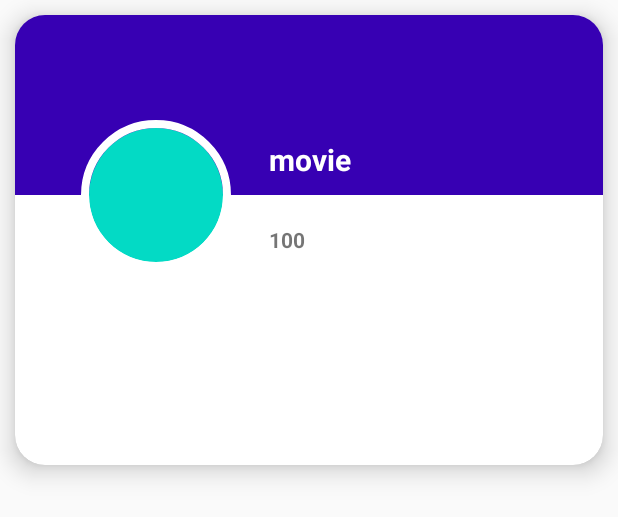
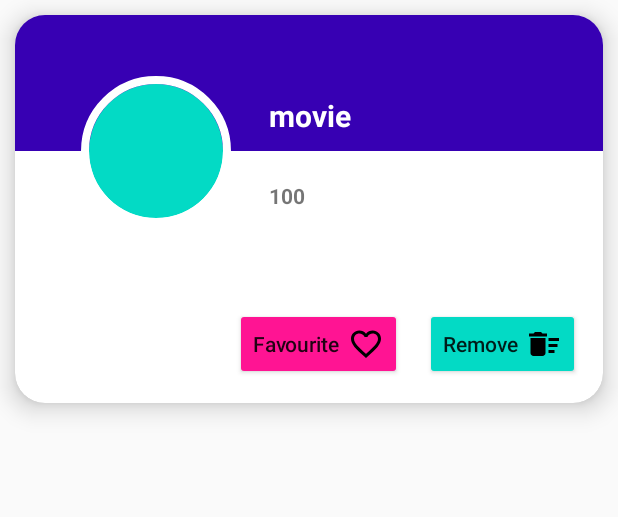
Before and after one commit to nourallah-haggag/MoviesApp, an Android app: the layout item_movie.xml on its own in the app's theme, with its tools: preview values and no code run, on a phone screen of 412 x 824 dp. Shown: the top 517 px of the screen. Run offline under Robolectric (Android 15) with nearby library versions, the phone set to English and light mode, and no system bars.

```diff
--- /dev/null
+++ b/app/src/main/res/drawable/ic_delete_sweep_black_24dp.xml
@@ -0,0 +1,9 @@
+<vector xmlns:android="http://schemas.android.com/apk/res/android"
+        android:width="24dp"
+        android:height="24dp"
+        android:viewportWidth="24.0"
+        android:viewportHeight="24.0">
+    <path
+        android:fillColor="#FF000000"
+        android:pathData="M15,16h4v2h-4zM15,8h7v2h-7zM15,12h6v2h-6zM3,18c0,1.1 0.9,2 2,2h6c1.1,0 2,-0.9 2,-2L13,8L3,8v10zM14,5h-3l-1,-1L6,4L5,5L2,5v2h12z"/>
+</vector>
--- /dev/null
+++ b/app/src/main/res/drawable/ic_favorite_border_black_24dp.xml
@@ -0,0 +1,9 @@
+<vector xmlns:android="http://schemas.android.com/apk/res/android"
+        android:width="24dp"
+        android:height="24dp"
+        android:viewportWidth="24.0"
+        android:viewportHeight="24.0">
+    <path
+        android:fillColor="#FF000000"
+        android:pathData="M16.5,3c-1.74,0 -3.41,0.81 -4.5,2.09C10.91,3.81 9.24,3 7.5,3 4.42,3 2,5.42 2,8.5c0,3.78 3.4,6.86 8.55,11.54L12,21.35l1.45,-1.32C18.6,15.36 22,12.28 22,8.5 22,5.42 19.58,3 16.5,3zM12.1,18.55l-0.1,0.1 -0.1,-0.1C7.14,14.24 4,11.39 4,8.5 4,6.5 5.5,5 7.5,5c1.54,0 3.04,0.99 3.57,2.36h1.87C13.46,5.99 14.96,5 16.5,5c2,0 3.5,1.5 3.5,3.5 0,2.89 -3.14,5.74 -7.9,10.05z"/>
+</vector>
--- a/app/src/main/res/layout/item_movie.xml
+++ b/app/src/main/res/layout/item_movie.xml
@@ -3,21 +3,21 @@
     xmlns:app="http://schemas.android.com/apk/res-auto"
     xmlns:tools="http://schemas.android.com/tools"
     android:layout_width="match_parent"
-    android:layout_height="300dp"
+    android:layout_height="wrap_content"
     android:layout_margin="10dp"
     app:cardCornerRadius="20dp"
     app:cardElevation="10dp">
 
     <androidx.constraintlayout.widget.ConstraintLayout
         android:layout_width="match_parent"
-        android:layout_height="match_parent">
+        android:layout_height="wrap_content">
 
         <View
             android:id="@+id/v_bg"
             android:layout_width="match_parent"
             android:layout_height="0dp"
             android:background="@color/colorPrimaryDark"
-            app:layout_constraintHeight_percent="0.4"
+            app:layout_constraintHeight_percent="0.35"
             app:layout_constraintTop_toTopOf="parent" />
 
         <de.hdodenhof.circleimageview.CircleImageView
@@ -43,9 +43,9 @@
             android:ellipsize="end"
             android:gravity="start"
             android:padding="10dp"
+            android:singleLine="true"
             android:textColor="#ffffff"
             android:textSize="20sp"
-            android:singleLine="true"
             android:textStyle="bold"
             app:layout_constraintBottom_toBottomOf="@id/v_bg"
             app:layout_constraintEnd_toEndOf="parent"
@@ -67,17 +67,48 @@
         <TextView
             android:id="@+id/tv_overview"
             android:layout_width="0dp"
-            android:layout_height="0dp"
+            android:layout_height="wrap_content"
             android:layout_margin="20dp"
             android:ellipsize="end"
+            android:gravity="start"
+            android:maxLines="5"
             android:singleLine="false"
-            android:maxLines="5"
-            android:gravity="start"
             android:textColor="#000000"
-            app:layout_constraintBottom_toBottomOf="parent"
             app:layout_constraintEnd_toEndOf="parent"
             app:layout_constraintStart_toStartOf="parent"
             app:layout_constraintTop_toBottomOf="@id/iv_movie_icon" />
+
+        <Button
+            android:id="@+id/btn_remove"
+            android:layout_width="wrap_content"
+            android:layout_height="wrap_content"
+            android:layout_margin="15dp"
+            android:backgroundTint="@color/colorAccent"
+            android:drawableEnd="@drawable/ic_delete_sweep_black_24dp"
+            android:drawablePadding="5dp"
+            android:elevation="5dp"
+            android:text="Remove"
+            android:textAllCaps="false"
+            app:layout_constraintBottom_toBottomOf="parent"
+            app:layout_constraintEnd_toEndOf="parent"
+            app:layout_constraintTop_toBottomOf="@id/tv_overview"
+            tools:ignore="RtlCompat" />
+
+        <Button
+            android:id="@+id/btn_fav"
+            android:layout_width="wrap_content"
+            android:layout_height="wrap_content"
+            android:layout_margin="15dp"
+            android:backgroundTint="#ff1493"
+            android:drawableEnd="@drawable/ic_favorite_border_black_24dp"
+            android:drawablePadding="5dp"
+            android:elevation="5dp"
+            android:text="Favourite"
+            android:textAllCaps="false"
+            app:layout_constraintBottom_toBottomOf="parent"
+            app:layout_constraintEnd_toStartOf="@id/btn_remove"
+            app:layout_constraintTop_toBottomOf="@id/tv_overview"
+            tools:ignore="RtlCompat" />
     </androidx.constraintlayout.widget.ConstraintLayout>
 
 
```
Also changed, not shown: app/src/main/java/com/meetntrain/moviesapp/features/popular_movies/popular_movies/MoviesActivity.kt (+18 -5 lines), app/src/main/java/com/meetntrain/moviesapp/features/popular_movies/popular_movies/MoviesListAdapter.kt (added, +90 -0 lines), app/src/main/java/com/meetntrain/moviesapp/features/popular_movies/popular_movies/list/MoviesAdapter.kt (deleted, +0 -39 lines), app/src/main/java/com/meetntrain/moviesapp/features/popular_movies/popular_movies/list/MoviesViewHolder.kt (deleted, +0 -12 lines).
